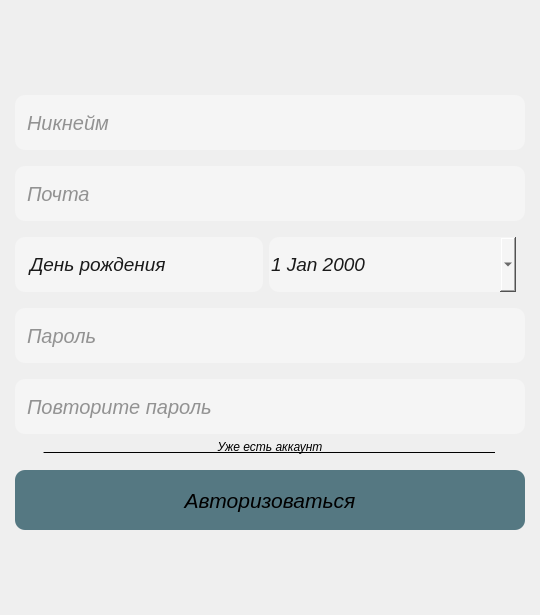
Before: the Qt Designer form lab3/LinkDove/registrationwidget.ui in ElizavetaPa17/LinkDove, drawn with Qt 5.
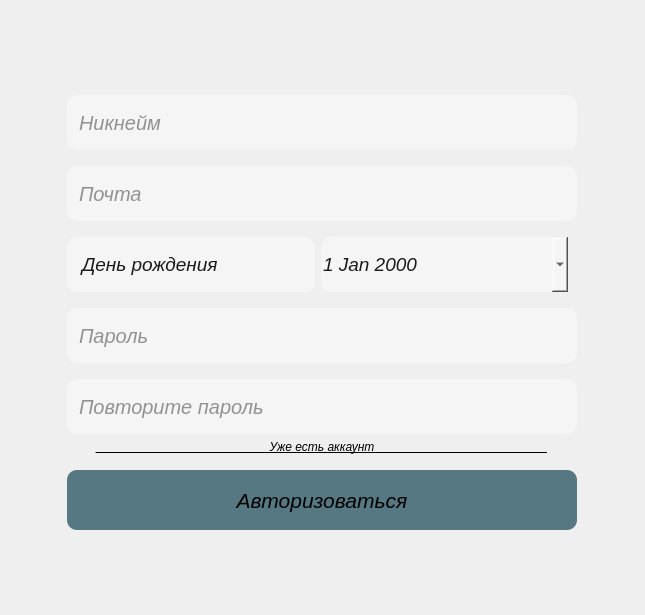
After: the same form once the commit is applied. Custom widgets are drawn as their Qt base class.

```diff
--- a/lab3/LinkDove/registrationwidget.ui
+++ b/lab3/LinkDove/registrationwidget.ui
@@ -6,7 +6,7 @@
    <rect>
     <x>0</x>
     <y>0</y>
-    <width>540</width>
+    <width>645</width>
     <height>615</height>
    </rect>
   </property>
```
Left out of the diff: 12 changed lines with no effect on the pictures.
